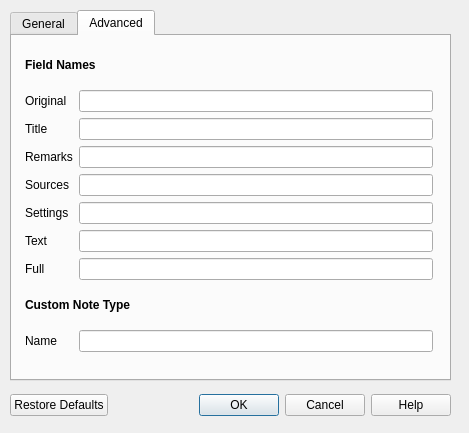
Above: cloze_overlapper/forms/options.ui from glutanimate/cloze-overlapper before the change. Below: the same form after it.
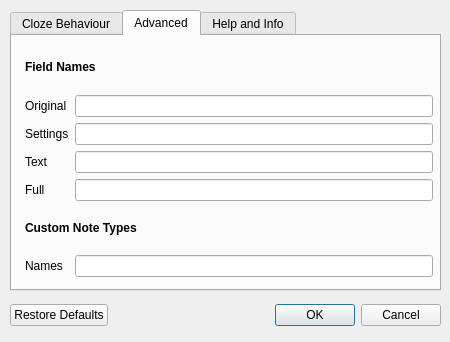
That is the form after the change. The open tabs and pages were chosen to show the change.

Commit message: Options menu is now mostly complete; Refactored main module

What changed in the file:
```diff
--- a/cloze_overlapper/forms/options.ui
+++ b/cloze_overlapper/forms/options.ui
@@ -6,14 +6,20 @@
    <rect>
     <x>0</x>
     <y>0</y>
-    <width>469</width>
-    <height>433</height>
+    <width>450</width>
+    <height>342</height>
    </rect>
   </property>
   <property name="minimumSize">
    <size>
-    <width>424</width>
-    <height>430</height>
+    <width>450</width>
+    <height>342</height>
+   </size>
+  </property>
+  <property name="maximumSize">
+   <size>
+    <width>450</width>
+    <height>342</height>
    </size>
   </property>
   <property name="windowTitle">
@@ -23,8 +29,8 @@
    <property name="geometry">
     <rect>
      <x>10</x>
-     <y>390</y>
-     <width>441</width>
+     <y>300</y>
+     <width>431</width>
      <height>31</height>
     </rect>
    </property>
@@ -32,7 +38,7 @@
     <enum>Qt::Horizontal</enum>
    </property>
    <property name="standardButtons">
-    <set>QDialogButtonBox::Cancel|QDialogButtonBox::Help|QDialogButtonBox::Ok|QDialogButtonBox::RestoreDefaults</set>
+    <set>QDialogButtonBox::Cancel|QDialogButtonBox::Ok|QDialogButtonBox::RestoreDefaults</set>
    </property>
   </widget>
   <widget class="QTabWidget" name="tabWidget">
@@ -40,8 +46,8 @@
     <rect>
      <x>10</x>
      <y>10</y>
-     <width>441</width>
-     <height>371</height>
+     <width>431</width>
+     <height>281</height>
     </rect>
    </property>
    <property name="currentIndex">
@@ -49,7 +55,7 @@
    </property>
    <widget class="QWidget" name="tab">
     <attribute name="title">
-     <string>General</string>
+     <string>Cloze Behaviour</string>
     </attribute>
     <widget class="QWidget" name="gridLayoutWidget">
      <property name="geometry">
@@ -193,17 +199,10 @@
        <x>0</x>
        <y>10</y>
        <width>421</width>
-       <height>306</height>
+       <height>231</height>
       </rect>
      </property>
      <layout class="QGridLayout" name="gridLayout">
-      <item row="4" column="1">
-       <widget class="QLabel" name="label_5">
-        <property name="text">
-         <string>Remarks</string>
-        </property>
-       </widget>
-      </item>
       <item row="1" column="2">
        <widget class="QLineEdit" name="le_og">
         <property name="toolTip">
@@ -211,14 +210,7 @@
         </property>
        </widget>
       </item>
-      <item row="5" column="1">
-       <widget class="QLabel" name="label_6">
-        <property name="text">
-         <string>Sources</string>
-        </property>
-       </widget>
-      </item>
-      <item row="8" column="2">
+      <item row="5" column="2">
        <widget class="QLineEdit" name="le_fl">
         <property name="toolTip">
          <string>Define a custom name for the field in question</string>
@@ -235,14 +227,7 @@
         </property>
        </widget>
       </item>
-      <item row="5" column="2">
-       <widget class="QLineEdit" name="le_sc">
-        <property name="toolTip">
-         <string>Define a custom name for the field in question</string>
-        </property>
-       </widget>
-      </item>
-      <item row="6" column="1">
+      <item row="3" column="1">
        <widget class="QLabel" name="label_7">
         <property name="text">
          <string>Settings</string>
@@ -256,7 +241,7 @@
         </property>
        </widget>
       </item>
-      <item row="7" column="2">
+      <item row="4" column="2">
        <widget class="QLineEdit" name="le_tx">
         <property name="toolTip">
          <string>Define a custom name for the field in question</string>
@@ -264,33 +249,19 @@
        </widget>
       </item>
       <item row="3" column="2">
-       <widget class="QLineEdit" name="le_tt">
-        <property name="toolTip">
-         <string>Define a custom name for the field in question</string>
-        </property>
-       </widget>
-      </item>
-      <item row="6" column="2">
        <widget class="QLineEdit" name="le_st">
         <property name="toolTip">
          <string>Define a custom name for the field in question</string>
         </property>
        </widget>
       </item>
-      <item row="7" column="1">
+      <item row="4" column="1">
        <widget class="QLabel" name="label_8">
         <property name="text">
          <string>Text</string>
         </property>
        </widget>
       </item>
-      <item row="3" column="1">
-       <widget class="QLabel" name="label_4">
-        <property name="text">
-         <string>Title</string>
-        </property>
-       </widget>
-      </item>
       <item row="1" column="0">
        <widget class="QLabel" name="label">
         <property name="text">
@@ -298,35 +269,28 @@
         </property>
        </widget>
       </item>
-      <item row="8" column="1">
+      <item row="5" column="1">
        <widget class="QLabel" name="label_9">
         <property name="text">
          <string>Full</string>
         </property>
        </widget>
       </item>
-      <item row="9" column="1" colspan="2">
+      <item row="6" column="1" colspan="2">
        <widget class="QLabel" name="label_15">
         <property name="text">
-         <string>&lt;b&gt;Custom Note Type&lt;/b&gt;</string>
+         <string>&lt;b&gt;Custom Note Types&lt;/b&gt;</string>
         </property>
        </widget>
       </item>
-      <item row="4" column="2">
-       <widget class="QLineEdit" name="le_rk">
-        <property name="toolTip">
-         <string>Define a custom name for the field in question</string>
-        </property>
-       </widget>
-      </item>
-      <item row="10" column="1">
+      <item row="7" column="1">
        <widget class="QLabel" name="label_16">
         <property name="text">
-         <string>Name</string>
+         <string>Names</string>
         </property>
        </widget>
       </item>
-      <item row="10" column="2">
+      <item row="7" column="2">
        <widget class="QLineEdit" name="le_model">
         <property name="toolTip">
          <string>Name of custom note type to use instead of the default one</string>
@@ -336,6 +300,33 @@
      </layout>
     </widget>
    </widget>
+   <widget class="QWidget" name="tab_3">
+    <attribute name="title">
+     <string>Help and Info</string>
+    </attribute>
+    <widget class="QTextBrowser" name="textBrowser">
+     <property name="geometry">
+      <rect>
+       <x>-2</x>
+       <y>-2</y>
+       <width>431</width>
+       <height>331</height>
+      </rect>
+     </property>
+     <property name="html">
+      <string>&lt;!DOCTYPE HTML PUBLIC &quot;-//W3C//DTD HTML 4.0//EN&quot; &quot;http://www.w3.org/TR/REC-html40/strict.dtd&quot;&gt;
+&lt;html&gt;&lt;head&gt;&lt;meta name=&quot;qrichtext&quot; content=&quot;1&quot; /&gt;&lt;style type=&quot;text/css&quot;&gt;
+p, li { white-space: pre-wrap; }
+&lt;/style&gt;&lt;/head&gt;&lt;body style=&quot; font-family:'Ubuntu'; font-size:11pt; font-weight:400; font-style:normal;&quot;&gt;
+&lt;p style=&quot; margin-top:14px; margin-bottom:12px; margin-left:0px; margin-right:0px; -qt-block-indent:0; text-indent:0px;&quot;&gt;&lt;span style=&quot; font-size:large; font-weight:600;&quot;&gt;Credits and License&lt;/span&gt; &lt;/p&gt;
+&lt;p style=&quot; margin-top:12px; margin-bottom:12px; margin-left:0px; margin-right:0px; -qt-block-indent:0; text-indent:0px;&quot;&gt;&lt;span style=&quot; font-style:italic;&quot;&gt;Cloze Overlapper&lt;/span&gt; is copyright © 2017 &lt;a href=&quot;https://github.com/Glutanimate&quot;&gt;&lt;span style=&quot; text-decoration: underline; color:#0000ff;&quot;&gt;Glutanimate&lt;/span&gt;&lt;/a&gt; &lt;/p&gt;
+&lt;p style=&quot; margin-top:12px; margin-bottom:12px; margin-left:0px; margin-right:0px; -qt-block-indent:0; text-indent:0px;&quot;&gt;This add-on is licensed under the GNU GPLv3. &lt;/p&gt;
+&lt;p style=&quot; margin-top:14px; margin-bottom:12px; margin-left:0px; margin-right:0px; -qt-block-indent:0; text-indent:0px;&quot;&gt;&lt;span style=&quot; font-size:large; font-weight:600;&quot;&gt;Help and Support&lt;/span&gt; &lt;/p&gt;
+&lt;ul style=&quot;margin-top: 0px; margin-bottom: 0px; margin-left: 0px; margin-right: 0px; -qt-list-indent: 1;&quot;&gt;&lt;li style=&quot; margin-top:12px; margin-bottom:0px; margin-left:0px; margin-right:0px; -qt-block-indent:0; text-indent:0px;&quot;&gt;&lt;a href=&quot;https://github.com/Glutanimate/cloze-overlapper/wiki&quot;&gt;&lt;span style=&quot; text-decoration: underline; color:#0000ff;&quot;&gt;Cloze Overlapper Wiki&lt;/span&gt;&lt;/a&gt;&lt;/li&gt;
+&lt;li style=&quot; margin-top:0px; margin-bottom:12px; margin-left:0px; margin-right:0px; -qt-block-indent:0; text-indent:0px;&quot;&gt;&lt;a href=&quot;https://youtube.com/c/glutanimate&quot;&gt;&lt;span style=&quot; text-decoration: underline; color:#0000ff;&quot;&gt;YouTube tutorial&lt;/span&gt;&lt;/a&gt; &lt;/li&gt;&lt;/ul&gt;&lt;/body&gt;&lt;/html&gt;</string>
+     </property>
+    </widget>
+   </widget>
   </widget>
  </widget>
  <resources/>
```
Left out of the diff: 75 changed lines with no effect on the pictures. The commit also changes 4 other files.
